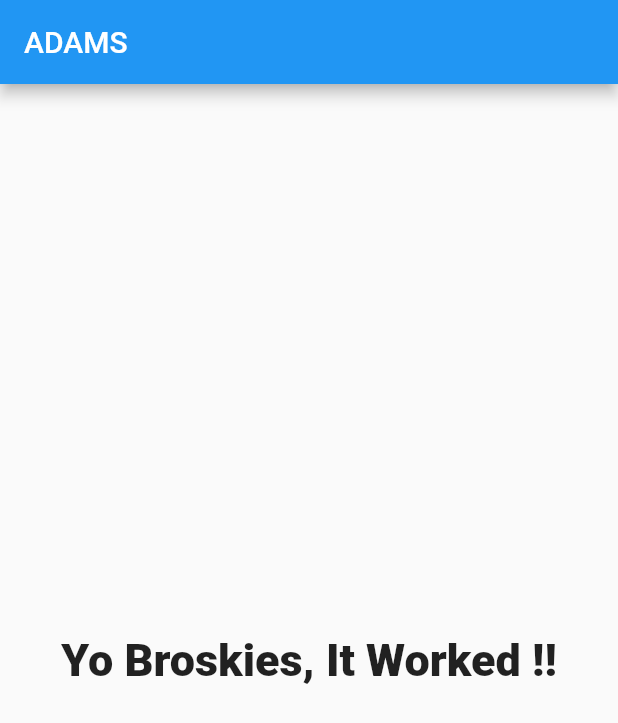
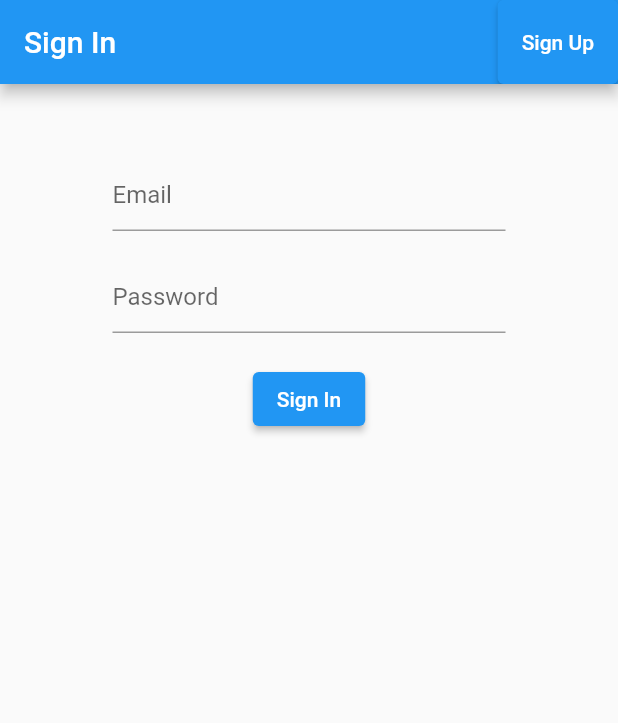
Before and after one commit to gavutham/ADAMS, a Flutter app: the screen it shows after launch, on a phone screen of 412 x 824 dp. Shown: the top 723 px of the screen. Run offline on Flutter 3.47's test engine with Material 2 defaults, Android fonts, the phone set to English and light mode, and no system bars; our stand-ins replace cloud_firestore, firebase_auth, firebase_core, flutter_spinkit; accounts and stored records are empty.

Commit message:
Merged PR 3: Login and Sign up
make a login and sign up page with basic details and write services for them

Related work items: #4

```diff
--- a/lib/main.dart
+++ b/lib/main.dart
@@ -1,7 +1,13 @@
-import 'package:adams/screens/home.dart';
+import 'package:adams/models/student.dart';
+import 'package:adams/screens/wrapper.dart';
+import 'package:adams/services/auth.dart';
+import 'package:firebase_core/firebase_core.dart';
 import 'package:flutter/material.dart';
+import 'package:provider/provider.dart';
 
-void main() {
+void main() async {
+  WidgetsFlutterBinding.ensureInitialized();
+  await Firebase.initializeApp();
   runApp(const MyApp());
 }
 
@@ -11,9 +17,13 @@ class MyApp extends StatelessWidget {
 
   @override
   Widget build(BuildContext context) {
-    return const MaterialApp(
-      title: 'ADAMS',
-      home: Home(),
+    return StreamProvider<StudentUser?>.value(
+      initialData: null,
+      value: AuthService().user,
+      child: const MaterialApp(
+        home: Wrapper(),
+        debugShowCheckedModeBanner: false,
+      ),
     );
   }
 }
--- /dev/null
+++ b/lib/models/student.dart
@@ -0,0 +1,14 @@
+class StudentUser {
+  String sid;
+  StudentUser({required this.sid});
+}
+
+class StudentData {
+  String department;
+  String email;
+  String name;
+  String sid;
+  String year;
+
+  StudentData({ required this.department, required this.email, required this.sid, required this.year, required this.name});
+}
--- /dev/null
+++ b/lib/screens/authentication/authWrapper.dart
@@ -0,0 +1,25 @@
+import "package:adams/screens/authentication/signIn.dart";
+import "package:adams/screens/authentication/signUp.dart";
+import "package:flutter/material.dart";
+
+class AuthWrapper extends StatefulWidget {
+  const AuthWrapper({Key? key}) : super(key: key);
+
+  @override
+  State<AuthWrapper> createState() => _AuthWrapperState();
+}
+
+class _AuthWrapperState extends State<AuthWrapper> {
+  bool login = true;
+
+  void toggleView () {
+    setState(() {
+      login = !login;
+    });
+  }
+
+  @override
+  Widget build(BuildContext context) {
+    return login ? SignIn(toggleView: toggleView) : SignUp(toggleView: toggleView,);
+  }
+}
--- /dev/null
+++ b/lib/screens/authentication/signIn.dart
@@ -0,0 +1,91 @@
+import 'package:adams/services/auth.dart';
+import 'package:adams/shared/loading.dart';
+import 'package:flutter/material.dart';
+
+class SignIn extends StatefulWidget {
+  final void Function() toggleView;
+
+  const SignIn({Key? key, required this.toggleView}) : super(key: key);
+
+  @override
+  State<SignIn> createState() => _SignInState();
+}
+
+class _SignInState extends State<SignIn> {
+  final _formKey =GlobalKey<FormState>();
+
+  final _auth = AuthService();
+
+  //form values
+  String email = "";
+  String password = "";
+  String error = "";
+  bool loading = false;
+
+  @override
+  Widget build(BuildContext context) {
+    return loading ? const Loading() : Scaffold(
+      appBar: AppBar(
+        title: const Text("Sign In"),
+        actions: [
+          ElevatedButton(
+            onPressed: widget.toggleView,
+            child: const Text("Sign Up"),
+          )
+        ],
+      ),
+      body: Container(
+        alignment: Alignment.center,
+        padding: const EdgeInsets.symmetric(vertical: 50, horizontal: 75),
+        child: Form(
+          key: _formKey,
+          child: Column(
+            children: [
+              TextFormField(
+                decoration: const InputDecoration(hintText: "Email"),
+                onChanged: (value) {
+                  setState(() {
+                    email = value;
+                  });
+                },
+              ),
+              const SizedBox(height: 20,),
+              TextFormField(
+                decoration: const InputDecoration(hintText: "Password"),
+                onChanged: (value) {
+                  setState(() {
+                    password = value;
+                  });
+                },
+              ),
+              const SizedBox(height: 20,),
+              ElevatedButton(
+                onPressed: () async {
+                  setState(() {
+                    loading = true;
+                    error = "";
+                  });
+                  dynamic user = await _auth.studentSignIn(email, password);
+                  if (user == null) {
+                    setState(() {
+                      loading = false;
+                      error = "Can't sign in with given Credentials";
+                    });
+                  }
+                },
+                child: const Text("Sign In"),
+              ),
+              const SizedBox(height: 20,),
+              Text(
+                  error,
+                  style: const TextStyle(
+                      color: Colors.red
+                  )
+              ),
+            ],
+          ),
+        ),
+      ),
+    );
+  }
+}
--- /dev/null
+++ b/lib/screens/wrapper.dart
@@ -0,0 +1,17 @@
+import "package:adams/models/student.dart";
+import "package:adams/screens/authentication/authWrapper.dart";
+import "package:adams/screens/home.dart";
+import "package:flutter/material.dart";
+import "package:provider/provider.dart";
+
+class Wrapper extends StatelessWidget {
+  const Wrapper({Key? key}) : super(key: key);
+
+
+  @override
+  Widget build(BuildContext context) {
+    final user = Provider.of<StudentUser?>(context);
+
+    return user != null ? Home() : const AuthWrapper();
+  }
+}
--- /dev/null
+++ b/lib/services/auth.dart
@@ -0,0 +1,54 @@
+import "package:adams/models/student.dart";
+import "package:adams/services/database.dart";
+import "package:firebase_auth/firebase_auth.dart";
+
+class AuthService {
+  final _auth = FirebaseAuth.instance;
+
+  StudentUser? _studentUserFromFirebase(User? user) {
+    return user != null ? StudentUser(sid: user.uid) : null;
+  }
+
+  Stream<StudentUser?> get user {
+    return _auth.authStateChanges().map(_studentUserFromFirebase);
+  }
+
+
+  //sign in email/password
+  Future studentSignIn(String email, String password) async {
+    try{
+      UserCredential result = await _auth.signInWithEmailAndPassword(email: email, password: password);
+      User? user = result.user;
+      return _studentUserFromFirebase(user);
+    }catch(e){
+      print(e.toString());
+      return null;
+    }
+  }
+
+
+  //register in email/password
+  Future studentSignUp(String email, String password, String department, String year, String name) async {
+    try{
+      UserCredential result = await _auth.createUserWithEmailAndPassword(email: email, password: password);
+      User? user = result.user;
+      await DatabaseService(sid: user!.uid).setStudentDetails(
+        StudentData(department: department, email: email, name: name, sid: user.uid, year: year)
+      );
+      return _studentUserFromFirebase(user);
+    }catch(e){
+      print(e.toString());
+      return null;
+    }
+  }
+
+  //sign out
+  Future signOut() async {
+    try{
+      return await _auth.signOut();
+    }catch (err){
+      print(err.toString());
+      return null;
+    }
+  }
+}
--- /dev/null
+++ b/lib/services/database.dart
@@ -0,0 +1,37 @@
+import "package:adams/models/student.dart";
+import "package:cloud_firestore/cloud_firestore.dart";
+
+class DatabaseService {
+  String sid;
+
+  final CollectionReference studentDataCollection = FirebaseFirestore.instance.collection("students");
+
+  DatabaseService({required this.sid});
+
+  StudentData _studentDataFromFirebase(Map data) {
+    return StudentData(
+      department: data["department"] ?? "",
+      email: data["email"] ?? "",
+      sid: data["sid"] ?? "",
+      year: data["year"] ?? "",
+      name: data["name"] ?? "",
+    );
+  }
+
+  Future setStudentDetails(StudentData student) async {
+      final stuRef = studentDataCollection.doc(sid);
+      final studentData = {
+        "department": student.department,
+        "email": student.email,
+        "name": student.name,
+        "sid": student.sid,
+        "year": student.year,
+      };
+      return await stuRef.set(studentData);
+  }
+
+  Stream<StudentData> get studentData {
+    return studentDataCollection.doc(sid).snapshots().map((snap) => _studentDataFromFirebase(snap.data()! as Map));
+  }
+
+}
--- a/pubspec.yaml
+++ b/pubspec.yaml
@@ -35,6 +35,11 @@ dependencies:
   # The following adds the Cupertino Icons font to your application.
   # Use with the CupertinoIcons class for iOS style icons.
   cupertino_icons: ^1.0.2
+  firebase_auth: ^4.7.1
+  cloud_firestore: ^4.8.3
+  provider: ^6.0.5
+  firebase_core: ^2.15.0
+  flutter_spinkit: ^5.2.0
 
 dev_dependencies:
   flutter_test:
```
Also changed, not shown: lib/screens/authentication/signUp.dart (added, +166 -0 lines), lib/screens/home.dart (+29 -3 lines), lib/shared/loading.dart (added, +19 -0 lines), pubspec.lock, 1 other file.
